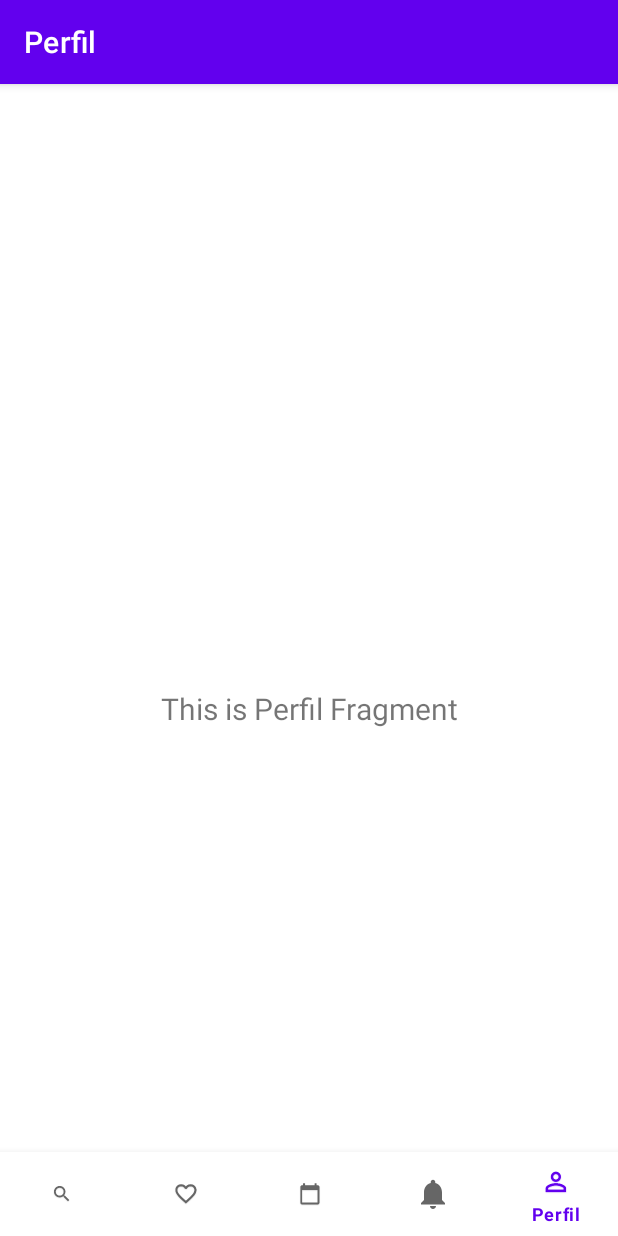
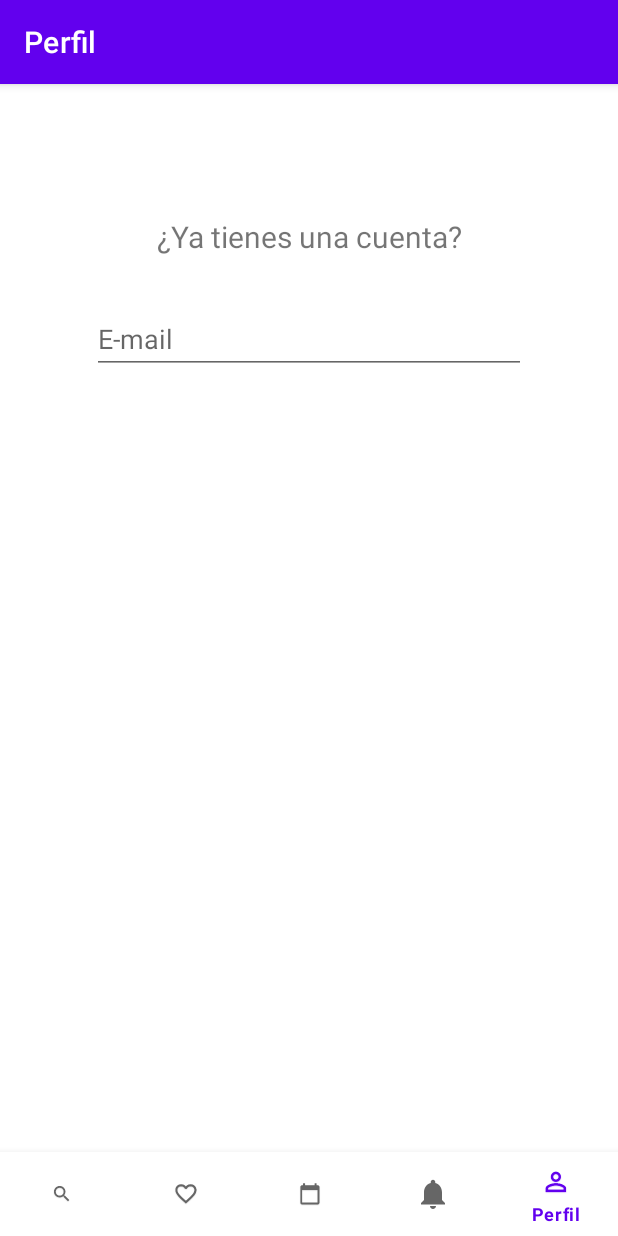
Before and after one commit to Esolis24/Lab2Moviles, an Android app: the PerfilFragment screen opened through its navigation route, on a phone screen of 412 x 824 dp. Run offline under Robolectric (Android 15) with nearby library versions, the light colour scheme and no system bars; our stand-ins replace navigation-ui.

Commit message:
Agregado la funcionalidad de textos dinamicos desde values/string en PerfilViewModel.kt

```diff
--- a/app/src/main/java/com/enrique/prueba/ui/perfil/PerfilFragment.kt
+++ b/app/src/main/java/com/enrique/prueba/ui/perfil/PerfilFragment.kt
@@ -4,12 +4,11 @@ import android.os.Bundle
 import android.view.LayoutInflater
 import android.view.View
 import android.view.ViewGroup
+import android.widget.EditText
 import android.widget.TextView
 import androidx.fragment.app.Fragment
-import androidx.lifecycle.Observer
 import androidx.lifecycle.ViewModelProvider
 import com.enrique.prueba.R
-import com.enrique.prueba.ui.favoritos.FavoritosViewModel
 
 class PerfilFragment : Fragment() {
 
@@ -23,10 +22,15 @@ class PerfilFragment : Fragment() {
         perfilViewModel =
             ViewModelProvider(this).get(PerfilViewModel::class.java)
         val root = inflater.inflate(R.layout.fragment_perfil, container, false)
-        val textView: TextView = root.findViewById(R.id.text_perfil)
-        perfilViewModel.text.observe(viewLifecycleOwner,  {
-            textView.text = it
+        val textViewTitulo: TextView = root.findViewById(R.id.textView_pefil_titulo)
+        val editTextEmail: EditText =root.findViewById(R.id.editText_perfil_email)
+        perfilViewModel.textTit.observe(viewLifecycleOwner,  {
+            textViewTitulo.text = it
+          })
+        perfilViewModel.hintEm.observe(viewLifecycleOwner,{
+            editTextEmail.hint=it
         })
+
         return root
     }
 }
--- a/app/src/main/java/com/enrique/prueba/ui/perfil/PerfilViewModel.kt
+++ b/app/src/main/java/com/enrique/prueba/ui/perfil/PerfilViewModel.kt
@@ -1,13 +1,22 @@
 package com.enrique.prueba.ui.perfil
 
+import android.app.Application
+import androidx.core.content.res.TypedArrayUtils.getString
+import androidx.lifecycle.AndroidViewModel
 import androidx.lifecycle.LiveData
 import androidx.lifecycle.MutableLiveData
 import androidx.lifecycle.ViewModel
+import com.enrique.prueba.R
 
-class PerfilViewModel: ViewModel() {
+class PerfilViewModel(application: Application) : AndroidViewModel(application) {
 
-    private val _text = MutableLiveData<String>().apply {
-        value = "This is Perfil Fragment"
+    private val _textTit = MutableLiveData<String>().apply {
+        this.value=getApplication<Application>().getString(R.string.text_perfil_titulo)
     }
-    val text: LiveData<String> = _text
+    private val _hintEmail = MutableLiveData<String>().apply {
+        this.value=getApplication<Application>().getString(R.string.email_hint)
+    }
+    var textTit: LiveData<String> = _textTit
+    var hintEm: LiveData<String> = _hintEmail
+
 }
--- a/app/src/main/res/layout/fragment_perfil.xml
+++ b/app/src/main/res/layout/fragment_perfil.xml
@@ -6,17 +6,29 @@
     android:layout_width="match_parent"
     android:layout_height="match_parent"
     tools:context=".ui.perfil.PerfilFragment">
+
     <TextView
-        android:id="@+id/text_perfil"
+        android:id="@+id/textView_pefil_titulo"
         android:layout_width="match_parent"
         android:layout_height="wrap_content"
         android:layout_marginStart="8dp"
-        android:layout_marginTop="8dp"
+        android:layout_marginTop="32dp"
         android:layout_marginEnd="8dp"
         android:textAlignment="center"
         android:textSize="20sp"
-        app:layout_constraintBottom_toBottomOf="parent"
+        app:layout_constraintEnd_toEndOf="parent"
+        app:layout_constraintHorizontal_bias="1.0"
+        app:layout_constraintStart_toStartOf="parent"
+        app:layout_constraintTop_toTopOf="parent" />
+
+    <EditText
+        android:id="@+id/editText_perfil_email"
+        android:layout_width="289dp"
+        android:layout_height="46dp"
+        android:layout_marginTop="32dp"
+        android:ems="10"
+        android:inputType="textEmailAddress"
         app:layout_constraintEnd_toEndOf="parent"
         app:layout_constraintStart_toStartOf="parent"
-        app:layout_constraintTop_toTopOf="parent" />
+        app:layout_constraintTop_toBottomOf="@+id/textView_pefil_titulo" />
 </androidx.constraintlayout.widget.ConstraintLayout>
--- a/app/src/main/res/values/strings.xml
+++ b/app/src/main/res/values/strings.xml
@@ -5,4 +5,6 @@
     <string name="title_reservas">Reservas</string>
     <string name="title_notificaciones">Notificaciones</string>
     <string name="title_perfil">Perfil</string>
+    <string name="text_perfil_titulo">¿Ya tienes una cuenta?</string>
+    <string name="email_hint">E-mail</string>
 </resources>
```
